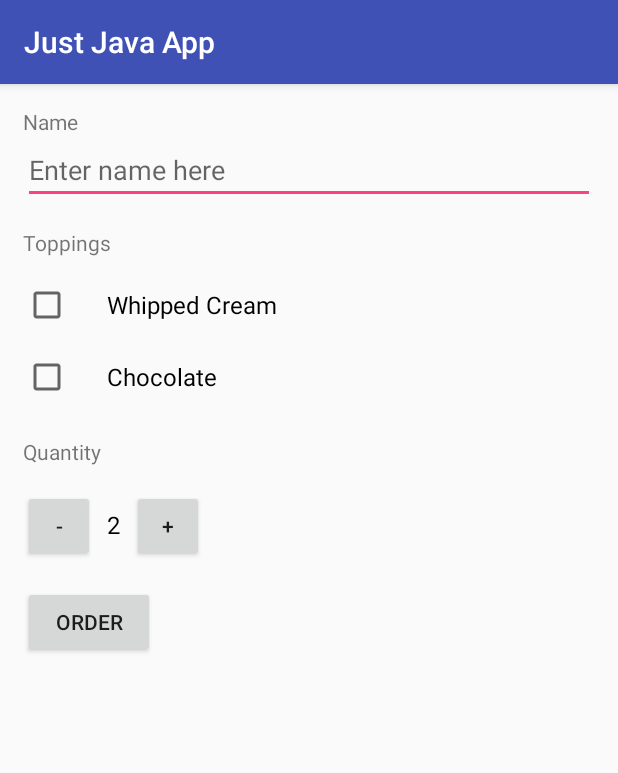
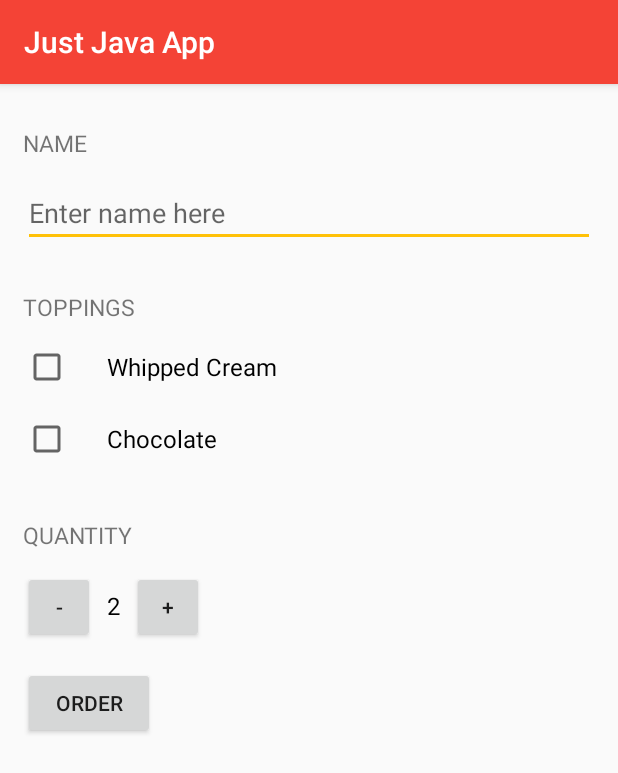
Before and after one commit to jerrychong25/iOSLoginApp, an Android app: the MainActivity screen opened directly, with no data from a screen before it, on a phone screen of 412 x 824 dp. Shown: the top 773 px of the screen. Run offline under Robolectric (Android 15) with nearby library versions, the phone set to English and light mode, and no system bars.

Commit message:
Modified UI theme colour

```diff
--- a/app/src/main/res/layout/activity_main.xml
+++ b/app/src/main/res/layout/activity_main.xml
@@ -12,8 +12,7 @@
         android:orientation="vertical">
 
         <TextView
-            android:layout_width="wrap_content"
-            android:layout_height="wrap_content"
+            style="@style/HeaderTextStyle"
             android:layout_marginLeft="15dp"
             android:layout_marginTop="15dp"
             android:text="@string/name" />
@@ -29,9 +28,7 @@
             android:inputType="textCapWords"/>
 
         <TextView
-            android:layout_width="wrap_content"
-            android:layout_height="wrap_content"
-            android:layout_marginBottom="16dp"
+            style="@style/HeaderTextStyle"
             android:layout_marginLeft="15dp"
             android:text="@string/toppings" />
 
@@ -58,9 +55,7 @@
             android:textSize="16sp" />/>
 
         <TextView
-            android:layout_width="wrap_content"
-            android:layout_height="wrap_content"
-            android:layout_marginBottom="16dp"
+            style="@style/HeaderTextStyle"
             android:layout_marginLeft="15dp"
             android:layout_marginTop="8dp"
             android:text="@string/quantity" />
--- a/app/src/main/res/values/colors.xml
+++ b/app/src/main/res/values/colors.xml
@@ -1,6 +1,6 @@
 <?xml version="1.0" encoding="utf-8"?>
 <resources>
-    <color name="colorPrimary">#3F51B5</color>
-    <color name="colorPrimaryDark">#303F9F</color>
-    <color name="colorAccent">#FF4081</color>
+    <color name="colorPrimary">#F44336</color>
+    <color name="colorPrimaryDark">#D32F2F</color>
+    <color name="colorAccent">#FFC107</color>
 </resources>
--- a/app/src/main/res/values/styles.xml
+++ b/app/src/main/res/values/styles.xml
@@ -8,4 +8,12 @@
         <item name="colorAccent">@color/colorAccent</item>
     </style>
 
+    <style name="HeaderTextStyle">
+        <item name="android:layout_width">wrap_content</item>
+        <item name="android:layout_height">48dp</item>
+        <item name="android:gravity">center_vertical</item>
+        <item name="android:textAllCaps">true</item>
+        <item name="android:textSize">15sp</item>
+    </style>
+
 </resources>
```
